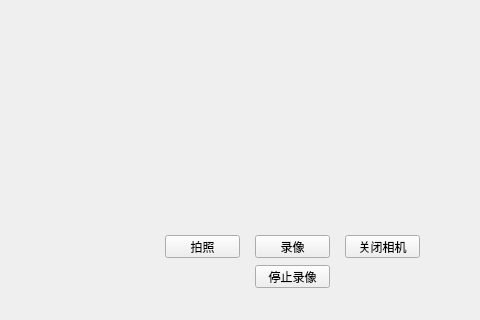
Old version of the form Projects/26_MyCamera/26_MyCamera/widget.ui in the repository ZHJ0125/QtLearning; both pictures show x 375 to 855 and y 185 to 505 of the 855 by 505 pixel window.
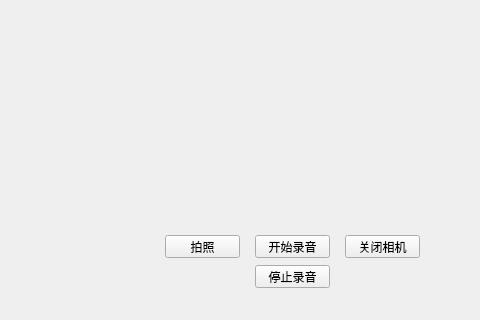
New version of the form.

```diff
--- a/Projects/26_MyCamera/26_MyCamera/widget.ui
+++ b/Projects/26_MyCamera/26_MyCamera/widget.ui
@@ -49,7 +49,7 @@
     </rect>
    </property>
    <property name="text">
-    <string>录像</string>
+    <string>开始录音</string>
    </property>
   </widget>
   <widget class="QPushButton" name="pushButton_Video_Stop">
@@ -62,7 +62,7 @@
     </rect>
    </property>
    <property name="text">
-    <string>停止录像</string>
+    <string>停止录音</string>
    </property>
   </widget>
  </widget>
```
